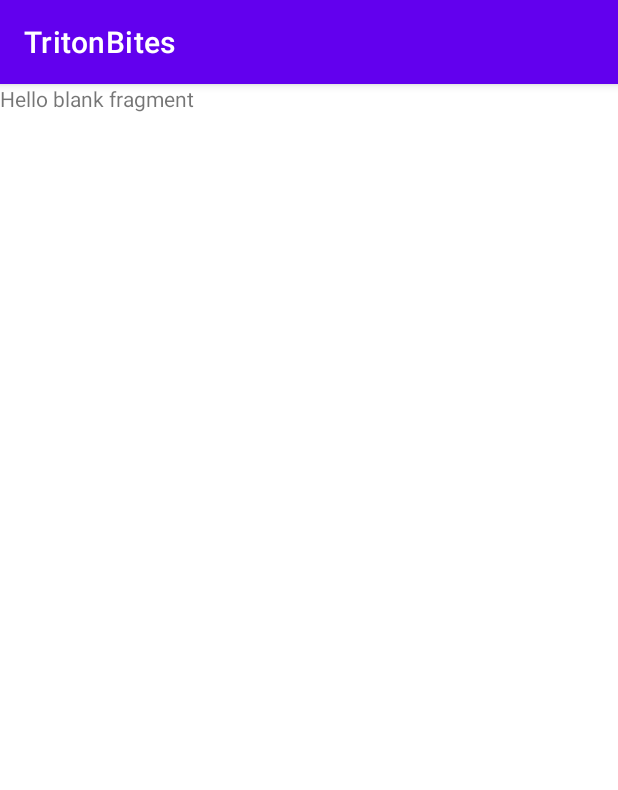
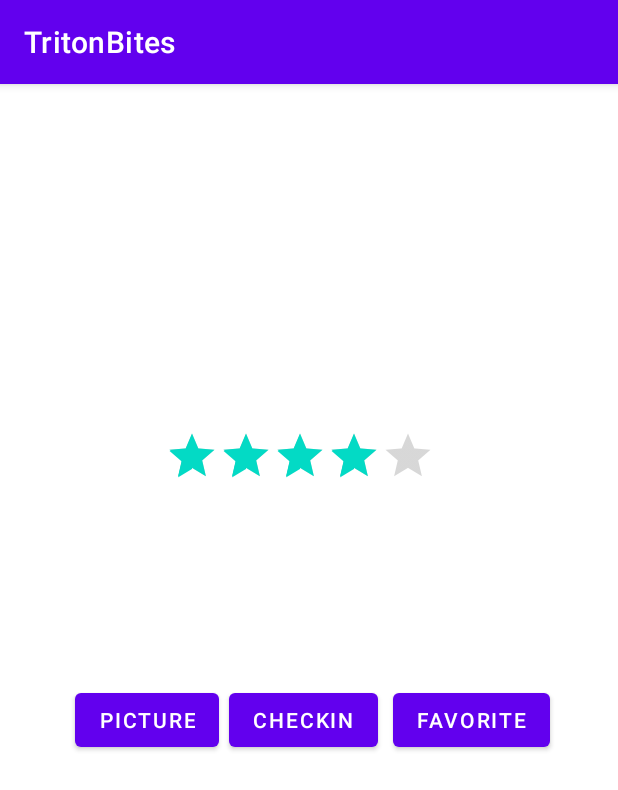
Before and after one commit to Food-ForThought/TritonBites, an Android app: the fragment RestaurantDetailFragment shown on its own in the app's theme, on a phone screen of 412 x 824 dp. Shown: the top 790 px of the screen. Run offline under Robolectric (Android 15) with nearby library versions, the phone set to English and light mode, and no system bars.

Commit message:
Added prototype elements to be used for restaurant detail

```diff
--- a/app/src/main/res/layout/fragment_restaurant_detail.xml
+++ b/app/src/main/res/layout/fragment_restaurant_detail.xml
@@ -1,14 +1,60 @@
 <?xml version="1.0" encoding="utf-8"?>
-<FrameLayout xmlns:android="http://schemas.android.com/apk/res/android"
+<RelativeLayout xmlns:android="http://schemas.android.com/apk/res/android"
     xmlns:tools="http://schemas.android.com/tools"
     android:layout_width="match_parent"
     android:layout_height="match_parent"
     tools:context=".fragments.RestaurantDetailFragment">
 
     <!-- TODO: Update blank fragment layout -->
-    <TextView
+
+    <androidx.recyclerview.widget.RecyclerView
+        android:id="@+id/rvInfo"
         android:layout_width="match_parent"
-        android:layout_height="match_parent"
-        android:text="@string/hello_blank_fragment" />
+        android:layout_height="wrap_content" />
 
-</FrameLayout>
+    <RatingBar
+        android:id="@+id/ratingBar"
+        style="@style/Widget.AppCompat.RatingBar.Indicator"
+        android:layout_width="wrap_content"
+        android:layout_height="wrap_content"
+        android:layout_alignParentStart="true"
+        android:layout_centerHorizontal="true"
+        android:layout_marginStart="110dp"
+        android:layout_marginTop="230dp"
+        android:isIndicator="true"
+        android:numStars="5"
+        android:rating="4" />
+
+    <Button
+        android:id="@+id/btPhoto"
+        android:layout_width="wrap_content"
+        android:layout_height="wrap_content"
+        android:layout_alignParentStart="true"
+        android:layout_alignParentTop="true"
+        android:layout_marginStart="50dp"
+        android:layout_marginTop="400dp"
+        android:text="Picture" />
+
+    <Button
+        android:id="@+id/btCheckIn"
+        android:layout_width="wrap_content"
+        android:layout_height="wrap_content"
+        android:layout_alignParentTop="true"
+        android:layout_alignParentEnd="true"
+        android:layout_centerHorizontal="true"
+        android:layout_marginTop="400dp"
+        android:layout_marginEnd="160dp"
+        android:text="CheckIn" />
+
+    <Button
+        android:id="@+id/btFavorite"
+        android:layout_width="wrap_content"
+        android:layout_height="wrap_content"
+        android:layout_alignParentStart="true"
+        android:layout_alignParentTop="true"
+        android:layout_centerHorizontal="true"
+        android:layout_marginStart="262dp"
+        android:layout_marginTop="400dp"
+        android:text="Favorite" />
+
+</RelativeLayout>
```
